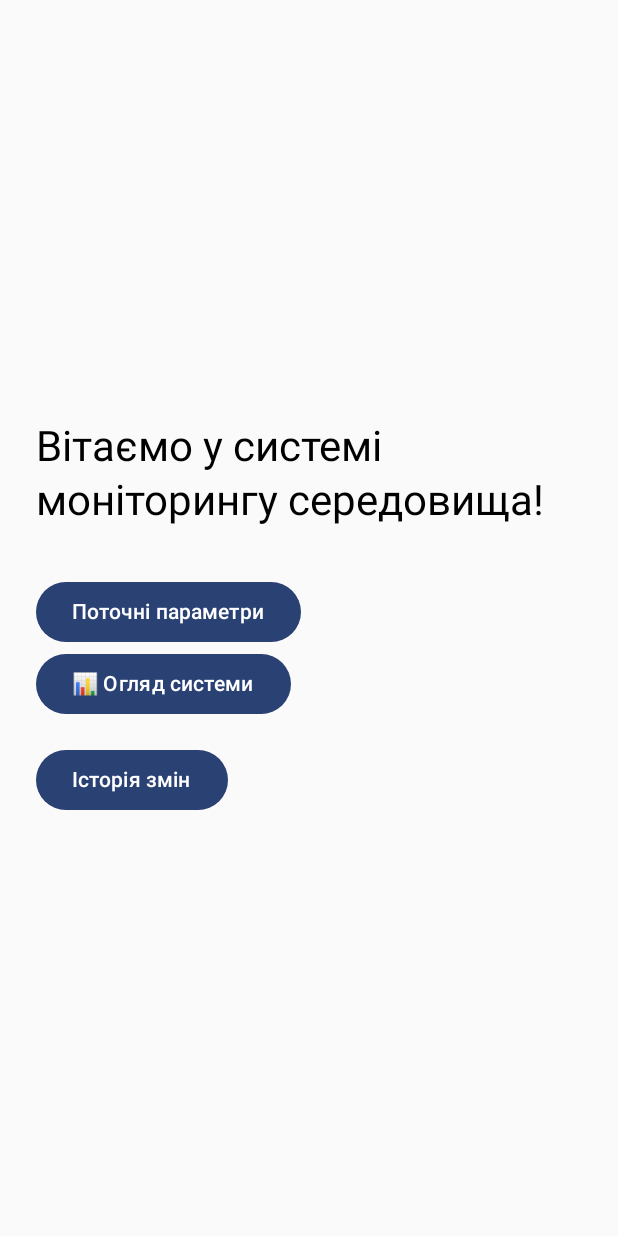
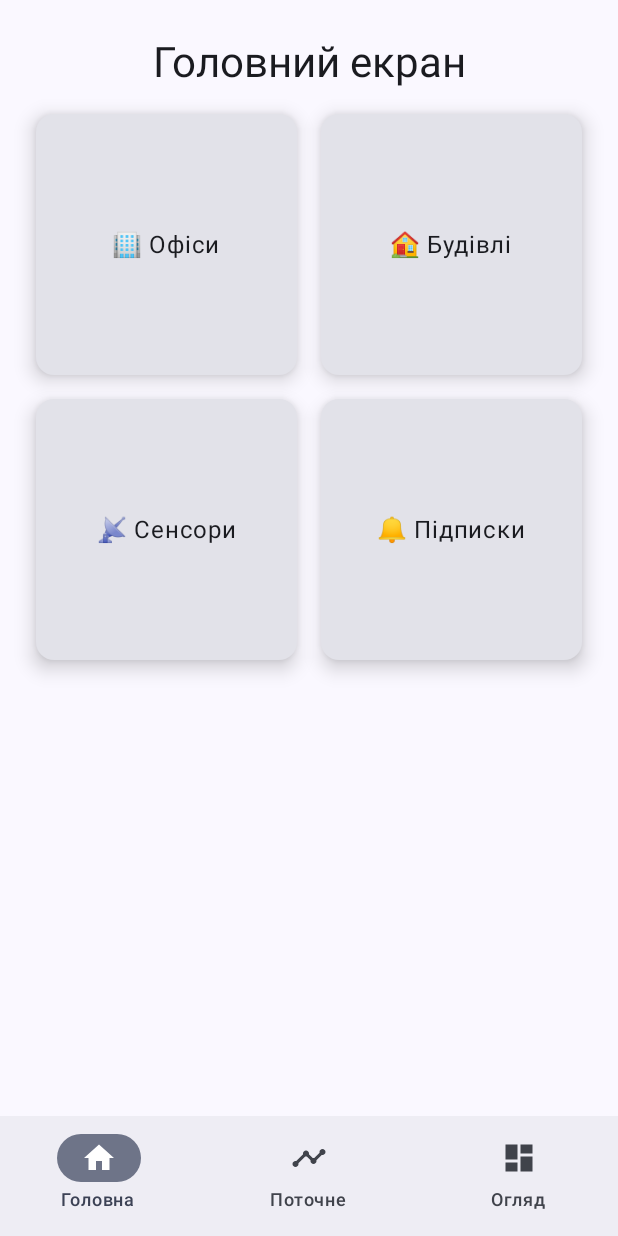
Before and after one commit to NureFilatovArtem/apz-pzpi-22-9-filatov-artem, an Android app built with Jetpack Compose: the MainScreen screen opened through its navigation route, on a phone screen of 412 x 824 dp. Run offline under Robolectric (Android 15) with nearby library versions, the phone set to English and light mode, and no system bars; network calls fail.

Commit message:
Added new UI, Login, editing, modified essential part of backend

```diff
--- a/Lab2/APZ_IOT_Mobile/app/build.gradle.kts
+++ b/Lab2/APZ_IOT_Mobile/app/build.gradle.kts
@@ -52,6 +52,7 @@ dependencies {
     implementation(libs.androidx.material3)
     implementation(libs.androidx.navigation.runtime.android)
     implementation(libs.androidx.navigation.compose)
+    implementation(libs.androidx.media3.common.ktx)
     testImplementation(libs.junit)
     androidTestImplementation(libs.androidx.junit)
     androidTestImplementation(libs.androidx.espresso.core)
@@ -64,4 +65,5 @@ dependencies {
     implementation("org.jetbrains.kotlinx:kotlinx-coroutines-android:1.6.4")
     implementation("androidx.lifecycle:lifecycle-viewmodel-compose:2.6.2")
     implementation("androidx.lifecycle:lifecycle-runtime-compose:2.6.2")
+    implementation ("androidx.compose.material:material-icons-extended")
 }
--- a/Lab2/APZ_IOT_Mobile/app/src/main/java/com/artemfilatov/environmentmonitor/MainActivity.kt
+++ b/Lab2/APZ_IOT_Mobile/app/src/main/java/com/artemfilatov/environmentmonitor/MainActivity.kt
@@ -6,7 +6,7 @@ import androidx.activity.compose.setContent
 import androidx.lifecycle.viewmodel.compose.viewModel
 import androidx.navigation.compose.rememberNavController
 import com.artemfilatov.environmentmonitor.data.repository.MeasurementRepository
-import com.artemfilatov.environmentmonitor.ui.navigation.AppNavGraph
+import com.artemfilatov.environmentmonitor.ui.navigation.NavGraph
 import com.artemfilatov.environmentmonitor.ui.theme.Enviroment_ApplicationTheme
 import com.artemfilatov.environmentmonitor.utils.RetrofitInstance
 import com.artemfilatov.environmentmonitor.viewmodel.MainViewModel
@@ -30,7 +30,7 @@ class MainActivity : ComponentActivity() {
                     )
                 )
 
-                AppNavGraph(navController = navController, viewModel = viewModel)
+                NavGraph(navController = navController, viewModel = viewModel)
             }
         }
     }
--- a/Lab2/APZ_IOT_Mobile/app/src/main/java/com/artemfilatov/environmentmonitor/data/api/ApiService.kt
+++ b/Lab2/APZ_IOT_Mobile/app/src/main/java/com/artemfilatov/environmentmonitor/data/api/ApiService.kt
@@ -4,6 +4,7 @@ import com.artemfilatov.environmentmonitor.data.model.Building
 import com.artemfilatov.environmentmonitor.data.model.Measurement
 import com.artemfilatov.environmentmonitor.data.model.Office
 import com.artemfilatov.environmentmonitor.data.model.Sensor
+import com.artemfilatov.environmentmonitor.data.model.Subscription
 import retrofit2.http.GET
 import retrofit2.http.Query
 
@@ -25,4 +26,8 @@ interface ApiService {
 
     @GET("sensors")
     suspend fun getAllSensors(): List<Sensor>
+
+    @GET("/api/subscriptions")
+    suspend fun getAllSubscriptions(): List<Subscription>
+
 }
--- /dev/null
+++ b/Lab2/APZ_IOT_Mobile/app/src/main/java/com/artemfilatov/environmentmonitor/ui/login/LoginScreen.kt
@@ -0,0 +1,126 @@
+package com.artemfilatov.environmentmonitor.ui.login
+
+import androidx.compose.foundation.background
+import androidx.compose.foundation.layout.*
+import androidx.compose.foundation.text.KeyboardOptions
+import androidx.compose.material3.*
+import androidx.compose.runtime.*
+import androidx.compose.ui.Alignment
+import androidx.compose.ui.Modifier
+import androidx.compose.ui.graphics.Color
+import androidx.compose.ui.text.input.KeyboardType
+import androidx.compose.ui.text.input.PasswordVisualTransformation
+import androidx.compose.ui.unit.dp
+import androidx.compose.ui.unit.sp
+import androidx.compose.ui.window.PopupProperties
+
+@Composable
+fun LoginScreen(onLoginSuccess: () -> Unit) {
+    var email by remember { mutableStateOf("") }
+    var password by remember { mutableStateOf("") }
+    var languageExpanded by remember { mutableStateOf(false) }
+    var selectedLanguage by remember { mutableStateOf("🇺🇦 Українська") }
+
+    Box(
+        modifier = Modifier
+            .fillMaxSize()
+            .background(Color(0xFF121212))
+            .padding(24.dp)
+    ) {
+        Column(
+            horizontalAlignment = Alignment.CenterHorizontally,
+            modifier = Modifier.align(Alignment.Center)
+        ) {
+            Text(
+                text = "🌿 Система моніторингу",
+                style = MaterialTheme.typography.headlineMedium,
+                color = Color.White
+            )
+
+            Spacer(modifier = Modifier.height(32.dp))
+
+            OutlinedTextField(
+                value = email,
+                onValueChange = { email = it },
+                label = { Text("Email") },
+                modifier = Modifier.fillMaxWidth(),
+                singleLine = true,
+                keyboardOptions = KeyboardOptions(keyboardType = KeyboardType.Email)
+            )
+
+            Spacer(modifier = Modifier.height(16.dp))
+
+            OutlinedTextField(
+                value = password,
+                onValueChange = { password = it },
+                label = { Text("Пароль") },
+                modifier = Modifier.fillMaxWidth(),
+                singleLine = true,
+                visualTransformation = PasswordVisualTransformation()
+            )
+
+            Spacer(modifier = Modifier.height(24.dp))
+
+            // Кнопка Увійти
+            Button(
+                onClick = { onLoginSuccess() },
+                modifier = Modifier.fillMaxWidth()
+            ) {
+                Text("Увійти")
+            }
+
+            Spacer(modifier = Modifier.height(12.dp))
+
+            // Кнопка Увійти як гість
+            TextButton(onClick = { onLoginSuccess() }) {
+                Text("Увійти як гість")
+            }
+        }
+        // Кнопка Зареєструватися
+            TextButton(onClick = { /* TODO: register logic */ }) {
+                Text("Зареєструватися")
+            }
+
+        // 🔽 Admin Login
+        TextButton(
+            onClick = { /* TODO: admin login */ },
+            modifier = Modifier
+                .align(Alignment.BottomStart)
+                .padding(8.dp)
+        ) {
+            Text("👮‍♂️ Увійти як адміністратор", fontSize = 13.sp)
+        }
+
+        // 🌐 Language Dropdown
+        Box(
+            modifier = Modifier
+                .align(Alignment.BottomEnd)
+                .padding(8.dp)
+        ) {
+            TextButton(onClick = { languageExpanded = true }) {
+                Text(selectedLanguage, fontSize = 13.sp)
+            }
+
+            DropdownMenu(
+                expanded = languageExpanded,
+                onDismissRequest = { languageExpanded = false },
+                properties = PopupProperties(focusable = true)
+            ) {
+                DropdownMenuItem(
+                    text = { Text("🇺🇦 Українська") },
+                    onClick = {
+                        selectedLanguage = "🇺🇦 Українська"
+                        languageExpanded = false
+                    }
+                )
+                DropdownMenuItem(
+                    text = { Text("🇬🇧 English") },
+                    onClick = {
+                        selectedLanguage = "🇬🇧 English"
+                        languageExpanded = false
+                    }
+                )
+            }
+        }
+    }
+}
--- a/Lab2/APZ_IOT_Mobile/app/src/main/java/com/artemfilatov/environmentmonitor/ui/main/MainScreen.kt
+++ b/Lab2/APZ_IOT_Mobile/app/src/main/java/com/artemfilatov/environmentmonitor/ui/main/MainScreen.kt
@@ -7,31 +7,63 @@ import androidx.compose.runtime.*
 import androidx.compose.ui.Modifier
 import androidx.compose.ui.unit.dp
 import androidx.navigation.NavController
+import com.artemfilatov.environmentmonitor.ui.components.BottomNavBar
+import androidx.compose.foundation.clickable
+import androidx.compose.ui.Alignment
+
 
 @Composable
 fun MainScreen(navController: NavController) {
-    Column(
-        modifier = Modifier
-            .fillMaxSize()
-            .padding(24.dp),
-        verticalArrangement = Arrangement.Center
-    ) {
-        Text("Вітаємо у системі моніторингу середовища!", style = MaterialTheme.typography.headlineMedium)
-        Spacer(modifier = Modifier.height(32.dp))
+    Scaffold(
+        bottomBar = {
+            BottomNavBar(navController = navController)
+        }
+    ) { innerPadding ->
+        Column(
+            modifier = Modifier
+                .fillMaxSize()
+                .padding(innerPadding)
+                .padding(24.dp),
+            verticalArrangement = Arrangement.spacedBy(16.dp),
+            horizontalAlignment = Alignment.CenterHorizontally
+        ) {
+            Text(
+                text = "\u0413\u043e\u043b\u043e\u0432\u043d\u0438\u0439 \u0435\u043a\u0440\u0430\u043d",
+                style = MaterialTheme.typography.headlineMedium
+            )
 
-        Button(onClick = { navController.navigate("current") }) {
-            Text("Поточні параметри")
-        }
-
-        Button(onClick = { navController.navigate("overview") }) {
-            Text("📊 Огляд системи")
-        }
-
-
-        Spacer(modifier = Modifier.height(16.dp))
-
-        Button(onClick = { navController.navigate("history") }) {
-            Text("Історія змін")
+            DashboardGrid(navController)
         }
     }
 }
+
+@Composable
+fun DashboardGrid(navController: NavController) {
+    Column(verticalArrangement = Arrangement.spacedBy(16.dp)) {
+        Row(modifier = Modifier.fillMaxWidth(), horizontalArrangement = Arrangement.spacedBy(16.dp)) {
+            DashboardItem("\ud83c\udfe2 Офіси", "offices", navController, Modifier.weight(1f))
+            DashboardItem("\ud83c\udfe0 Будівлі", "buildings", navController, Modifier.weight(1f))
+        }
+        Row(modifier = Modifier.fillMaxWidth(), horizontalArrangement = Arrangement.spacedBy(16.dp)) {
+            DashboardItem("\ud83d\udce1 Сенсори", "sensors", navController, Modifier.weight(1f))
+            DashboardItem("\ud83d\udd14 Підписки", "subscriptions", navController, Modifier.weight(1f))
+        }
+    }
+}
+
+@Composable
+fun DashboardItem(label: String, route: String, navController: NavController, modifier: Modifier) {
+    Card(
+        modifier = modifier
+            .aspectRatio(1f)
+            .clickable { navController.navigate(route) },
+        elevation = CardDefaults.cardElevation(8.dp)
+    ) {
+        Box(
+            contentAlignment = Alignment.Center,
+            modifier = Modifier.fillMaxSize()
+        ) {
+            Text(text = label, style = MaterialTheme.typography.bodyLarge)
+        }
+    }
+}
--- /dev/null
+++ b/Lab2/APZ_IOT_Mobile/app/src/main/java/com/artemfilatov/environmentmonitor/ui/navigation/BottomNavBar.kt
@@ -0,0 +1,42 @@
+package com.artemfilatov.environmentmonitor.ui.components
+
+import androidx.compose.material.icons.Icons
+import androidx.compose.material.icons.filled.Dashboard
+import androidx.compose.material.icons.filled.Home
+import androidx.compose.material.icons.filled.Timeline
+import androidx.compose.material3.*
+import androidx.compose.runtime.Composable
+import androidx.compose.ui.Modifier
+import androidx.navigation.NavController
+import androidx.navigation.compose.currentBackStackEntryAsState
+
+@Composable
+fun BottomNavBar(navController: NavController) {
+    val navBackStackEntry = navController.currentBackStackEntryAsState()
+    val currentRoute = navBackStackEntry.value?.destination?.route
+
+    NavigationBar {
+        BottomNavItem.values().forEach { item ->
+            NavigationBarItem(
+                selected = currentRoute == item.route,
+                onClick = {
+                    if (currentRoute != item.route) {
+                        navController.navigate(item.route)
+                    }
+                },
+                icon = {
+                    Icon(imageVector = item.icon, contentDescription = item.label)
+                },
+                label = {
+                    Text(text = item.label)
+                }
+            )
+        }
+    }
+}
+
+enum class BottomNavItem(val route: String, val icon: androidx.compose.ui.graphics.vector.ImageVector, val label: String) {
+    Main("main", Icons.Default.Home, "Головна"),
+    Current("current", Icons.Default.Timeline, "Поточне"),
+    Overview("overview", Icons.Default.Dashboard, "Огляд")
+}
--- a/Lab2/APZ_IOT_Mobile/app/src/main/java/com/artemfilatov/environmentmonitor/ui/navigation/NavGraph.kt
+++ b/Lab2/APZ_IOT_Mobile/app/src/main/java/com/artemfilatov/environmentmonitor/ui/navigation/NavGraph.kt
@@ -1,13 +1,12 @@
 package com.artemfilatov.environmentmonitor.ui.navigation
 
-import androidx.compose.runtime.collectAsState
-import androidx.compose.runtime.Composable
-import androidx.compose.runtime.LaunchedEffect
+import androidx.compose.runtime.*
 import androidx.lifecycle.viewmodel.compose.viewModel
 import androidx.navigation.NavHostController
 import androidx.navigation.compose.NavHost
 import androidx.navigation.compose.composable
 import com.artemfilatov.environmentmonitor.ui.history.HistoryScreen
+import com.artemfilatov.environmentmonitor.ui.login.LoginScreen
 import com.artemfilatov.environmentmonitor.ui.main.CurrentScreen
 import com.artemfilatov.environmentmonitor.ui.main.MainScreen
 import com.artemfilatov.environmentmonitor.ui.overview.DataOverviewScreen
@@ -16,12 +15,32 @@ import com.artemfilatov.environmentmonitor.viewmodel.MainViewModel
 import com.artemfilatov.environmentmonitor.viewmodel.OverviewViewModel
 import com.artemfilatov.environmentmonitor.viewmodel.OverviewViewModelFactory
 
+import com.artemfilatov.environmentmonitor.ui.entity.EntityViewModel
+import com.artemfilatov.environmentmonitor.viewmodel.EntityViewModelFactory
+import com.artemfilatov.environmentmonitor.ui.entity.SubscriptionListScreen
+import com.artemfilatov.environmentmonitor.ui.entity.EntityListScreen
+
 @Composable
-fun AppNavGraph(navController: NavHostController, viewModel: MainViewModel) {
-    NavHost(navController = navController, startDestination = "main") {
+fun NavGraph(
+    navController: NavHostController,
+    viewModel: MainViewModel
+) {
+    NavHost(navController = navController, startDestination = "login") {
+        composable("login") {
+            // Переходимо до MainScreen після натискання кнопки
+            LoginScreen(
+                onLoginSuccess = {
+                    navController.navigate("main") {
+                        popUpTo("login") { inclusive = true }
+                    }
+                }
+            )
+        }
+
         composable("main") {
             MainScreen(navController)
         }
+
         composable("current") {
             LaunchedEffect(Unit) {
                 viewModel.loadLatestMeasurements()
@@ -52,5 +71,40 @@ fun AppNavGraph(navController: NavHostController, viewModel: MainViewModel) {
             )
         }
 
+        composable("history") {
+            HistoryScreen()
+        }
+
+        composable("offices") {
+            val entityVM: EntityViewModel = viewModel(factory = EntityViewModelFactory(RetrofitInstance.api))
+            LaunchedEffect(Unit) { entityVM.loadOffices() }
+
+            EntityListScreen(
+                title = "Офіси",
+                items = entityVM.offices.map { it.name },
+                onEdit = { name -> /* TODO: реалізуй логіку редагування */ },
+                onDelete = { name -> /* TODO: реалізуй логіку видалення */ }
+            )
+        }
+
+        composable("buildings") {
+            val entityVM: EntityViewModel = viewModel(factory = EntityViewModelFactory(RetrofitInstance.api))
+            LaunchedEffect(Unit) { entityVM.loadBuildings() }
+            EntityListScreen(title = "Будівлі", items = entityVM.buildings.map { it.name })
+        }
+
+        composable("sensors") {
+            val entityVM: EntityViewModel = viewModel(factory = EntityViewModelFactory(RetrofitInstance.api))
+            LaunchedEffect(Unit) { entityVM.loadSensors() }
+            EntityListScreen(title = "Сенсори", items = entityVM.sensors.map { "ID: ${it.id}, Type: ${it.type}" })
+        }
+
+        composable("subscriptions") {
+            val entityVM: EntityViewModel = viewModel(factory = EntityViewModelFactory(RetrofitInstance.api))
+            LaunchedEffect(Unit) { entityVM.loadSubscriptions() }
+            SubscriptionListScreen(subscriptions = entityVM.subscriptions)
+        }
+
+
     }
 }
--- a/Lab2/APZ_IOT_Mobile/gradle/libs.versions.toml
+++ b/Lab2/APZ_IOT_Mobile/gradle/libs.versions.toml
@@ -10,6 +10,7 @@ activityCompose = "1.10.1"
 composeBom = "2024.04.01"
 navigationRuntimeAndroid = "2.9.0-alpha09"
 navigationCompose = "2.8.9"
+media3CommonKtx = "1.6.0"
 
 [libraries]
 androidx-core-ktx = { group = "androidx.core", name = "core-ktx", version.ref = "coreKtx" }
@@ -28,6 +29,7 @@ androidx-ui-test-junit4 = { group = "androidx.compose.ui", name = "ui-test-junit
 androidx-material3 = { group = "androidx.compose.material3", name = "material3" }
 androidx-navigation-runtime-android = { group = "androidx.navigation", name = "navigation-runtime-android", version.ref = "navigationRuntimeAndroid" }
 androidx-navigation-compose = { group = "androidx.navigation", name = "navigation-compose", version.ref = "navigationCompose" }
+androidx-media3-common-ktx = { group = "androidx.media3", name = "media3-common-ktx", version.ref = "media3CommonKtx" }
 
 [plugins]
 android-application = { id = "com.android.application", version.ref = "agp" }
```
Also changed, not shown: Lab2/APZ_IOT_Mobile/app/src/main/java/com/artemfilatov/environmentmonitor/data/model/OverviewViewModel.kt (+7 -1 lines), Lab2/APZ_IOT_Mobile/app/src/main/java/com/artemfilatov/environmentmonitor/data/model/Subscription.kt (added, +8 -0 lines), Lab2/APZ_IOT_Mobile/app/src/main/java/com/artemfilatov/environmentmonitor/data/repository/SubscriptionRepository.kt (added, +8 -0 lines), Lab2/APZ_IOT_Mobile/app/src/main/java/com/artemfilatov/environmentmonitor/ui/entity/EntityListScreen.kt (added, +56 -0 lines), Lab2/APZ_IOT_Mobile/app/src/main/java/com/artemfilatov/environmentmonitor/ui/entity/EntityViewModel.kt (added, +37 -0 lines), Lab2/APZ_IOT_Mobile/app/src/main/java/com/artemfilatov/environmentmonitor/ui/entity/SubscriptionListScreen.kt (added, +31 -0 lines), Lab2/APZ_IOT_Mobile/app/src/main/java/com/artemfilatov/environmentmonitor/ui/main/CurrentScreen.kt (+27 -14 lines), Lab2/APZ_IOT_Mobile/app/src/main/java/com/artemfilatov/environmentmonitor/ui/main/DashboardScreen.kt (added, +62 -0 lines), Lab2/APZ_IOT_Mobile/app/src/main/java/com/artemfilatov/environmentmonitor/ui/navigation/BottomNavItem.kt (added, +17 -0 lines), Lab2/APZ_IOT_Mobile/app/src/main/java/com/artemfilatov/environmentmonitor/viewmodel/EntityViewModelFactory.kt (added, +12 -0 lines).
